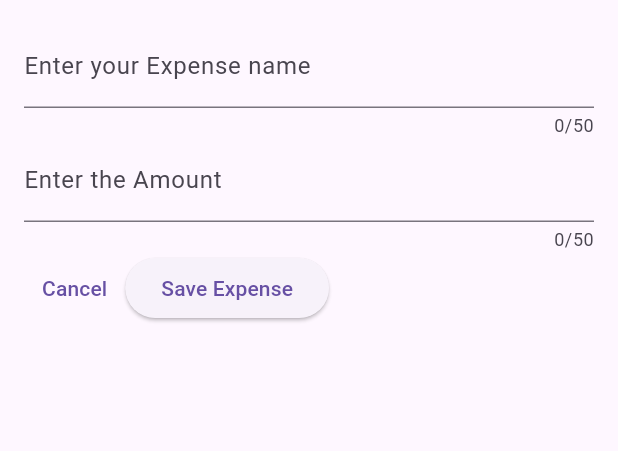
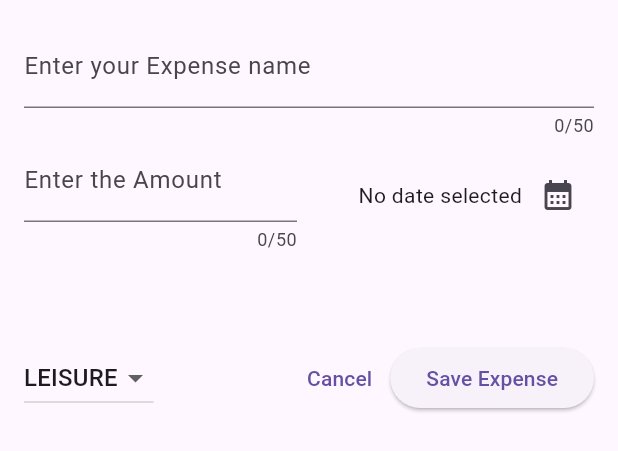
Before and after one commit to Shashank01-26/Expense_Tracker, a Flutter app: the NewExpense widget shown alone on an empty page, opened directly, on a phone screen of 412 x 824 dp. Shown: the top 451 px of the screen. Run offline on Flutter 3.47's test engine with Material 2 defaults, Android fonts, the phone set to English and light mode, and no system bars.

Commit message:
'Staged_commits'

```diff
--- a/lib/widgets/new_expense.dart
+++ b/lib/widgets/new_expense.dart
@@ -1,4 +1,5 @@
 import 'package:flutter/material.dart';
+import 'package:expense_tracker/models/expense.dart';
 
 class NewExpense extends StatefulWidget {
   const NewExpense({super.key});
@@ -18,6 +19,48 @@ class _NewExpenseState extends State<NewExpense> {
 
   final _titleController = TextEditingController();
   final _amountController = TextEditingController();
+  DateTime? _selectedDate;
+  Category _selectedCategory = Category.leisure;
+  void _presentDatePicker() async {
+    final now = DateTime.now();
+    final firstDate = DateTime(now.year - 1, now.month, now.day);
+
+    final pickedDate = await showDatePicker(
+      context: context,
+      initialDate: now,
+      firstDate: firstDate,
+      lastDate: now,
+    );
+    setState(() {
+      _selectedDate = pickedDate;
+    });
+  }
+
+  void _submitExpenseData() {
+    final enteredAmount = double.tryParse(_amountController.text);
+    final amountIsInvalid = enteredAmount == null || enteredAmount <= 0;
+    if (_titleController.text.trim().isEmpty ||
+        amountIsInvalid ||
+        _selectedDate == null) {
+      showDialog(
+        context: context,
+        builder: (ctx) => AlertDialog(
+          title: Text("Invalid Input"),
+          content: const Text(
+              'Please make sure a valid title,amount,date and category was entered...'),
+          actions: [
+            TextButton(
+              onPressed: () {
+                Navigator.pop(ctx);
+              },
+              child: Text('Okay'),
+            ),
+          ],
+        ),
+      );
+      return;
+    }
+  }
 
   @override
   void dispose() {
@@ -40,26 +83,76 @@ class _NewExpenseState extends State<NewExpense> {
               label: Text('Enter your Expense name'),
             ),
           ),
-          TextField(
+          Row(
+            children: [
+              Expanded(
+                child: TextField(
                   controller: _amountController,
                   keyboardType: TextInputType.number,
                   // onChanged: _saveTitleInput,
                   maxLength: 50,
                   decoration: const InputDecoration(
-              prefixText:"\$ " ,
+                    prefixText: "\$ ",
                     label: Text('Enter the Amount'),
                   ),
                 ),
+              ),
+              const SizedBox(width: 16),
+              Expanded(
+                child: Row(
+                  mainAxisAlignment: MainAxisAlignment.end,
+                  crossAxisAlignment: CrossAxisAlignment.center,
+                  children: [
+                    Text(
+                      _selectedDate == null
+                          ? 'No date selected'
+                          : formatter.format(_selectedDate!),
+                    ),
+                    IconButton(
+                        onPressed: _presentDatePicker,
+                        icon: const Icon(
+                          Icons.calendar_month,
+                        )),
+                  ],
+                ),
+              )
+            ],
+          ),
+          const SizedBox(
+            height: 60,
+          ),
           Row(children: [
+            DropdownButton(
+              value: _selectedCategory,
+              items: Category.values
+                  .map(
+                    (category) => DropdownMenuItem(
+                      value: category,
+                      child: Text(
+                        category.name.toUpperCase(),
+                      ),
+                    ),
+                  )
+                  .toList(),
+              onChanged: (value) {
+                if (value == null) {
+                  return;
+                }
+
+                setState(() {
+                  _selectedCategory = value;
+                });
+              },
+            ),
+            const Spacer(),
             TextButton(
-              onPressed: () {},
+              onPressed: () {
+                Navigator.pop(context);
+              },
               child: const Text('Cancel'),
             ),
             ElevatedButton(
-              onPressed: () {
-                print(_titleController.text);
-                print(_amountController.text);
-              },
+              onPressed: _submitExpenseData,
               child: Text('Save Expense'),
             ),
           ])
```
Also changed, not shown: lib/models/expense.dart (line endings or trailing spaces). Lines whose indentation alone changed are shown as unchanged.
